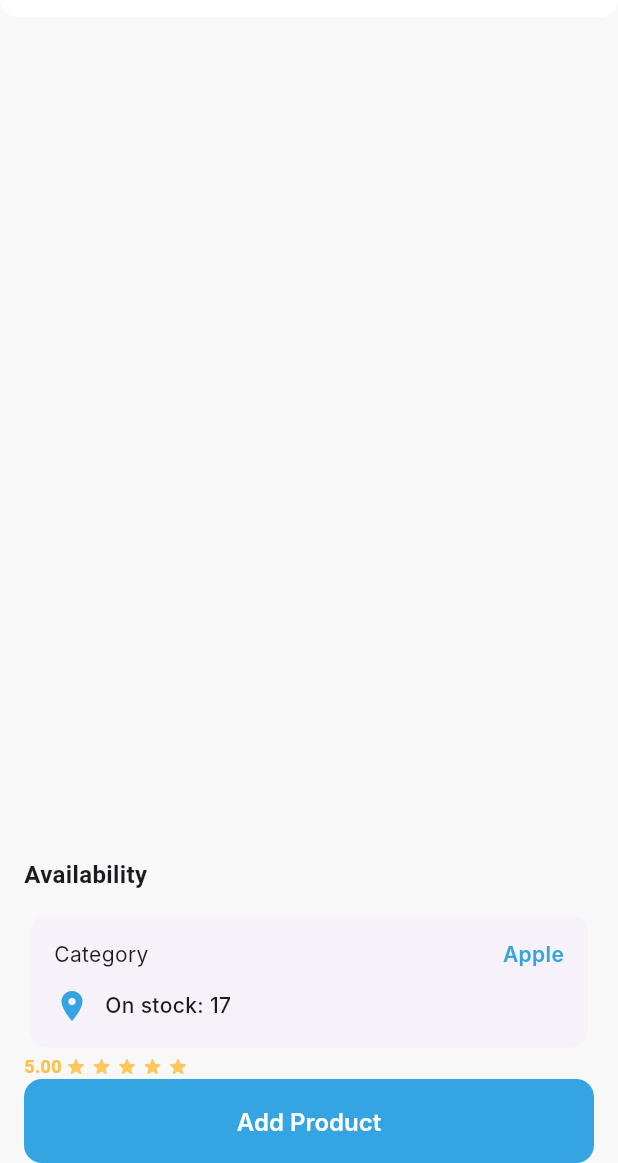
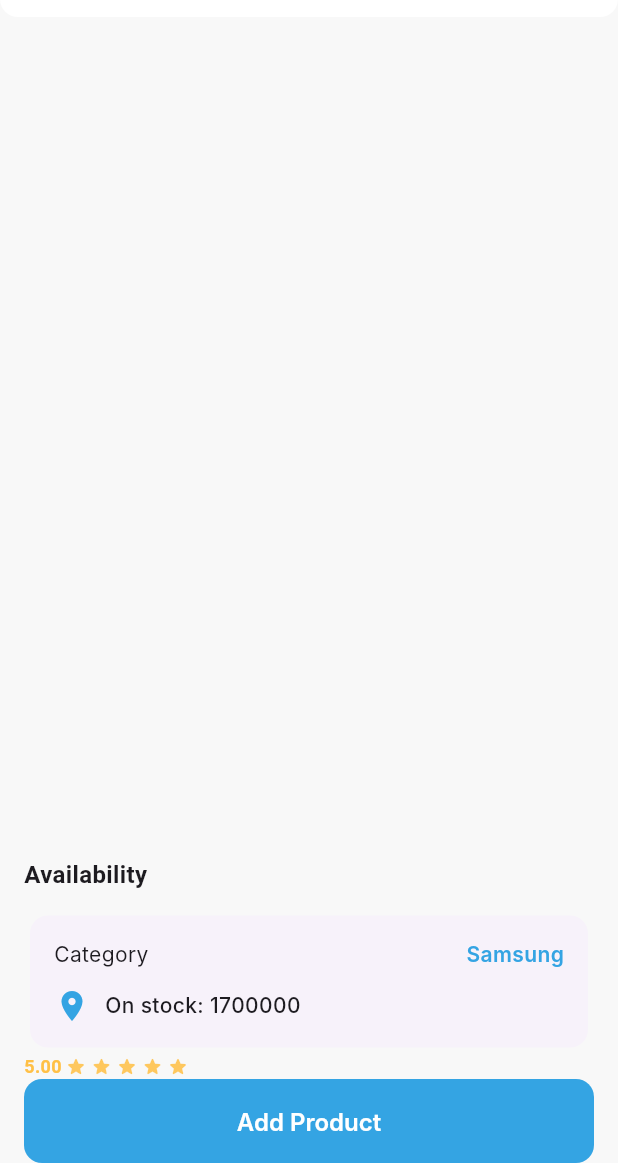
Before and after one commit to damjan-Igrowth/INT-Milan_Zezelj-Shop, a Flutter app: the screen it shows after launch, on a phone screen of 412 x 824 dp, the part 73-1236 px from its top. Run offline on Flutter 3.47's test engine with Material 3 defaults, Android fonts, the phone set to English and light mode, and no system bars; Roboto replaces fonts that are missing (Inter, Poppins).

Commit message:
Fixed PR comments

```diff
--- a/lib/models/product_model.dart
+++ b/lib/models/product_model.dart
@@ -1,4 +1,4 @@
-class TBProduct {
+class TBProductModel {
   String name;
   String company;
   String category;
@@ -7,7 +7,7 @@ class TBProduct {
   double discount;
   int onStock;
 
-  TBProduct.fromJson(Map<String, dynamic> json)
+  TBProductModel.fromJson(Map<String, dynamic> json)
       : name = json["name"],
         company = json["company"],
         category = json["company"],
@@ -17,13 +17,13 @@ class TBProduct {
         onStock = json["onStock"];
 }
 
-TBProduct product = TBProduct.fromJson({
+TBProductModel product = TBProductModel.fromJson({
   "name": "iPhone 15 Pro",
-  "company": "Apple",
+  "company": "Samsung",
   "category": "Smartphone",
   "description":
       "Lorem ipsum dolor sit amet consectetur. Ornare id ullamcorper et non. Massa in urna volutpat sed sagittis eget. Nullam sollicitudin viverra egestas ante. Vitae blandit.",
   "price": 999.0,
   "discount": 12.5,
-  "onStock": 17
+  "onStock": 1700000
 });
--- a/lib/screens/home_screen.dart
+++ b/lib/screens/home_screen.dart
@@ -55,9 +55,10 @@ class _HomeScreenState extends State<HomeScreen> {
               TBSection(
                   title: "Availability",
                   content: TBAvailabilityCard(
-                    product: product,
+                    category: product.category,
+                    onStock: product.onStock,
                   )),
-              TBRating(rating: 5),
+              const TBRating(rating: 5),
               TBButton(
                 type: TBButtonType.filled,
                 onPressed: () {
--- a/lib/widgets/availability_card_widget.dart
+++ b/lib/widgets/availability_card_widget.dart
@@ -1,11 +1,13 @@
 import 'package:flutter/material.dart';
-import 'package:tech_byte/models/product_model.dart';
+
 import 'package:tech_byte/utils/colors.dart';
 import 'package:tech_byte/utils/constants.dart';
 
 class TBAvailabilityCard extends StatelessWidget {
-  final TBProduct product;
-  const TBAvailabilityCard({super.key, required this.product});
+  final String category;
+  final int onStock;
+  const TBAvailabilityCard(
+      {super.key, required this.category, required this.onStock});
 
   @override
   Widget build(BuildContext context) {
@@ -22,15 +24,16 @@ class TBAvailabilityCard extends StatelessWidget {
               padding: EdgeInsets.only(
                   bottom: TBDimensions.card.availabilityTitlePadding),
               child: Row(
-                mainAxisAlignment: MainAxisAlignment.spaceBetween,
                 children: [
-                  const Text("Category",
+                  const Expanded(
+                    child: Text("Category",
                         style: TextStyle(
                             fontFamily: "Inter",
                             fontWeight: FontWeight.w400,
                             fontSize: 14)),
+                  ),
                   Text(
-                    product.category,
+                    category,
                     style: TextStyle(
                         color: TBColor.card.lightBlue,
                         fontFamily: "Inter",
@@ -41,7 +44,6 @@ class TBAvailabilityCard extends StatelessWidget {
               ),
             ),
             Row(
-              mainAxisAlignment: MainAxisAlignment.start,
               children: [
                 Padding(
                   padding:
@@ -51,12 +53,14 @@ class TBAvailabilityCard extends StatelessWidget {
                     color: TBColor.card.lightBlue,
                   ),
                 ),
-                Text(
-                  "On stock: ${product.onStock}",
+                Expanded(
+                  child: Text(
+                    "On stock: $onStock",
                     style: const TextStyle(
                         fontFamily: "Inter",
                         fontWeight: FontWeight.w500,
                         fontSize: 14),
+                  ),
                 )
               ],
             ),
```
Lines whose indentation alone changed are shown as unchanged.
